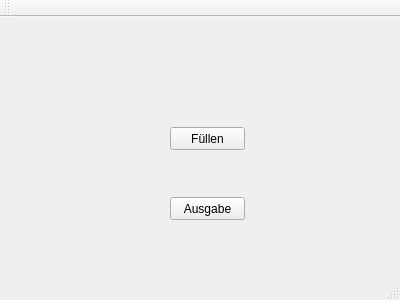
Makozer/NpPartitionManager, file mainwindow.ui: the form before one commit.
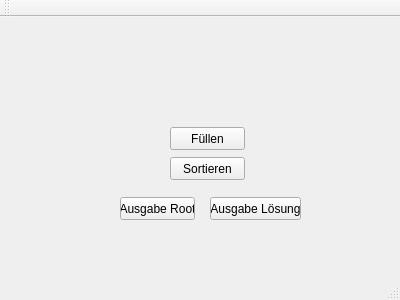
The form after the commit.

Patch:
```diff
--- a/mainwindow.ui
+++ b/mainwindow.ui
@@ -27,17 +27,43 @@
      <string>Füllen</string>
     </property>
    </widget>
-   <widget class="QPushButton" name="btn_output">
+   <widget class="QPushButton" name="btn_output_root">
+    <property name="geometry">
+     <rect>
+      <x>120</x>
+      <y>180</y>
+      <width>75</width>
+      <height>23</height>
+     </rect>
+    </property>
+    <property name="text">
+     <string>Ausgabe Root</string>
+    </property>
+   </widget>
+   <widget class="QPushButton" name="btn_sort">
     <property name="geometry">
      <rect>
       <x>170</x>
-      <y>180</y>
+      <y>140</y>
       <width>75</width>
       <height>23</height>
      </rect>
     </property>
     <property name="text">
-     <string>Ausgabe</string>
+     <string>Sortieren</string>
+    </property>
+   </widget>
+   <widget class="QPushButton" name="btn_output_solution">
+    <property name="geometry">
+     <rect>
+      <x>210</x>
+      <y>180</y>
+      <width>91</width>
+      <height>23</height>
+     </rect>
+    </property>
+    <property name="text">
+     <string>Ausgabe Lösung</string>
     </property>
    </widget>
   </widget>
```
